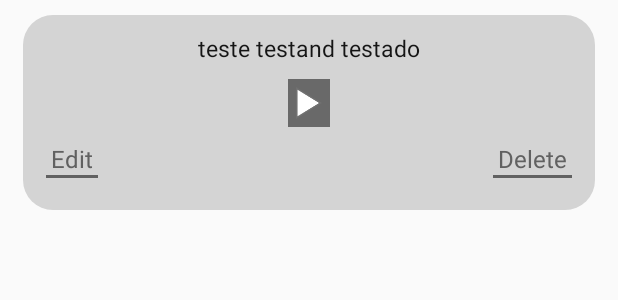
After one commit to meumeunome/chat_bot, an Android app: the layout item_note_saved.xml on its own in the app's theme, with its tools: preview values and no code run, on a phone screen of 412 x 824 dp. The commit adds this screen. Shown: the top 300 px of the screen. Run offline under Robolectric (Android 15) with nearby library versions, the phone set to English and light mode, and no system bars.

Commit message:
Audio note functionality adjustments; Added note list (only for audio)(Edit button no implemented).

```diff
--- a/app/src/main/java/com/pedrotlf/healthybot/ChatBaseActivity.kt
+++ b/app/src/main/java/com/pedrotlf/healthybot/ChatBaseActivity.kt
@@ -9,6 +9,7 @@ import android.widget.Toast
 import androidx.appcompat.app.AppCompatActivity
 import androidx.core.app.ActivityCompat
 import androidx.core.content.ContextCompat
+import com.pedrotlf.healthybot.notes.NotePopupMain
 
 
 @SuppressLint("Registered")
@@ -16,12 +17,12 @@ open class ChatBaseActivity : AppCompatActivity() {
 
     protected val RequestPermissionCode: Int = 1
 
-    protected lateinit var notePopups: NotePopups
+    protected lateinit var notePopup: NotePopupMain
 
     override fun onCreate(savedInstanceState: Bundle?) {
         super.onCreate(savedInstanceState)
 
-        notePopups = NotePopups(this)
+        notePopup = NotePopupMain(this)
     }
 
     fun requestPermission() {
--- a/app/src/main/java/com/pedrotlf/healthybot/activities/ChatMainActivity.kt
+++ b/app/src/main/java/com/pedrotlf/healthybot/activities/ChatMainActivity.kt
@@ -65,7 +65,7 @@ class ChatMainActivity : ChatBaseActivity() {
 
         val quickreplies: List<QuickReply> = listOf(
             QuickReply("Differential Diagnosis"){/*TODO*/},
-            QuickReply("Patient Note"){notePopups.showPopupNotesMain(dialog)},
+            QuickReply("Patient Note"){notePopup.showPopupNotesMain(dialog)},
             QuickReply("Drug Information"){/*TODO*/},
             QuickReply("Pill Identifier"){/*TODO*/},
             QuickReply("Medical Calculator"){/*TODO*/},
--- /dev/null
+++ b/app/src/main/res/layout/item_note_saved.xml
@@ -0,0 +1,120 @@
+<?xml version="1.0" encoding="utf-8"?>
+<LinearLayout xmlns:android="http://schemas.android.com/apk/res/android"
+    xmlns:tools="http://schemas.android.com/tools"
+    android:orientation="vertical" android:layout_width="match_parent"
+    android:layout_height="wrap_content"
+    android:paddingTop="10dp"
+    android:paddingBottom="10dp"
+    android:paddingStart="15dp"
+    android:paddingEnd="15dp">
+    <LinearLayout
+        android:layout_width="match_parent"
+        android:layout_height="wrap_content"
+        android:background="@drawable/note_background"
+        android:backgroundTint="@color/grey_smooth_light"
+        android:gravity="center_horizontal"
+        android:paddingTop="11dp"
+        android:paddingBottom="11dp"
+        android:paddingStart="15dp"
+        android:paddingEnd="15dp"
+        android:orientation="vertical"
+        tools:ignore="UselessParent">
+
+        <TextView
+            android:id="@+id/title"
+            android:layout_width="wrap_content"
+            android:layout_height="wrap_content"
+            android:text="teste testand testado"
+            android:textSize="15sp"
+            android:textColor="#E6000000"/>
+
+        <LinearLayout
+            android:id="@+id/play_area"
+            android:layout_width="wrap_content"
+            android:layout_height="wrap_content"
+            android:layout_marginEnd="20dp"
+            android:layout_marginStart="20dp"
+            android:layout_marginBottom="10dp"
+            android:layout_marginTop="10dp"
+            android:orientation="horizontal"
+            android:background="#80000000"
+            android:padding="5dp">
+
+            <ImageView
+                android:id="@+id/btn_play"
+                android:layout_width="wrap_content"
+                android:layout_height="wrap_content"
+                android:src="@drawable/ic_play"
+                />
+
+            <ImageView
+                android:id="@+id/btn_stop"
+                android:layout_width="wrap_content"
+                android:layout_height="wrap_content"
+                android:src="@drawable/ic_stop"
+                android:visibility="gone"/>
+
+        </LinearLayout>
+
+        <RelativeLayout
+            android:layout_width="match_parent"
+            android:layout_height="wrap_content"
+            android:layout_marginBottom="10dp">
+
+            <RelativeLayout
+                android:id="@+id/btn_edit"
+                android:layout_width="wrap_content"
+                android:layout_height="wrap_content"
+                android:layout_alignParentStart="true">
+
+                <TextView
+                    android:id="@+id/edit"
+                    android:layout_width="wrap_content"
+                    android:layout_height="wrap_content"
+                    android:paddingStart="3dp"
+                    android:paddingEnd="3dp"
+                    android:text="Edit"
+                    android:textColor="@color/textColor"
+                    android:textSize="16sp" />
+
+                <View
+                    android:layout_width="match_parent"
+                    android:layout_height="2dp"
+                    android:layout_below="@id/edit"
+                    android:layout_alignStart="@id/edit"
+                    android:layout_alignEnd="@id/edit"
+                    android:background="@color/textColor" />
+
+            </RelativeLayout>
+
+            <RelativeLayout
+                android:id="@+id/btn_delete"
+                android:layout_width="wrap_content"
+                android:layout_height="wrap_content"
+                android:layout_alignParentEnd="true">
+
+                <TextView
+                    android:id="@+id/delete"
+                    android:layout_width="wrap_content"
+                    android:layout_height="wrap_content"
+                    android:paddingStart="3dp"
+                    android:paddingEnd="3dp"
+                    android:text="Delete"
+                    android:textColor="@color/textColor"
+                    android:textSize="16sp" />
+
+                <View
+                    android:layout_width="match_parent"
+                    android:layout_height="2dp"
+                    android:layout_below="@id/delete"
+                    android:layout_alignStart="@id/delete"
+                    android:layout_alignEnd="@id/delete"
+                    android:background="@color/textColor" />
+
+            </RelativeLayout>
+
+        </RelativeLayout>
+
+    </LinearLayout>
+
+</LinearLayout>
```
Also changed, not shown: app/src/main/java/com/pedrotlf/healthybot/notes/NotePopupCreate.kt (added, +28 -0 lines), app/src/main/java/com/pedrotlf/healthybot/notes/NotePopupCreateAudio.kt (renamed from app/src/main/java/com/pedrotlf/healthybot/NotePopups.kt, +46 -42 lines), app/src/main/java/com/pedrotlf/healthybot/notes/NotePopupMain.kt (added, +155 -0 lines), app/src/main/res/layout/popup_note_create_audio_confirmation.xml (+9 -1 lines), app/src/main/res/layout/popup_note_main.xml (renamed from app/src/main/res/layout/popup_note_home.xml, +14 -4 lines), app/src/main/res/drawable-hdpi/ic_stop.png (added), app/src/main/res/drawable-ldpi/ic_stop.png (added), app/src/main/res/drawable-mdpi/ic_stop.png (added), app/src/main/res/drawable-xhdpi/ic_stop.png (added), app/src/main/res/drawable-xxhdpi/ic_stop.png (added), app/src/main/res/drawable-xxxhdpi/ic_stop.png (added).
